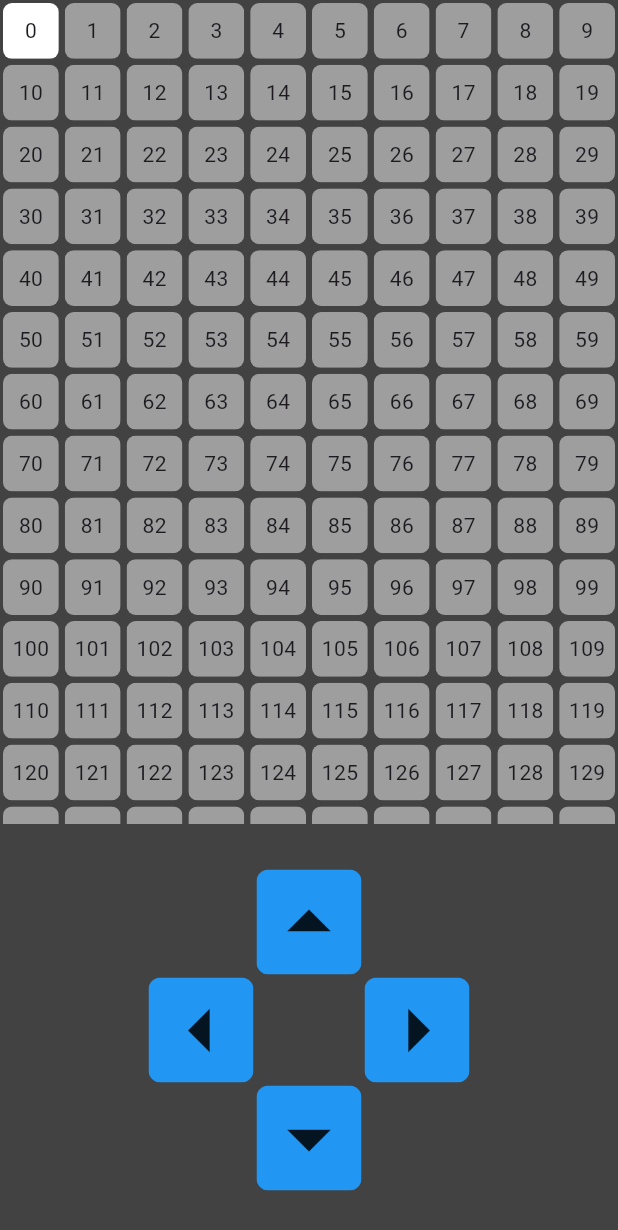
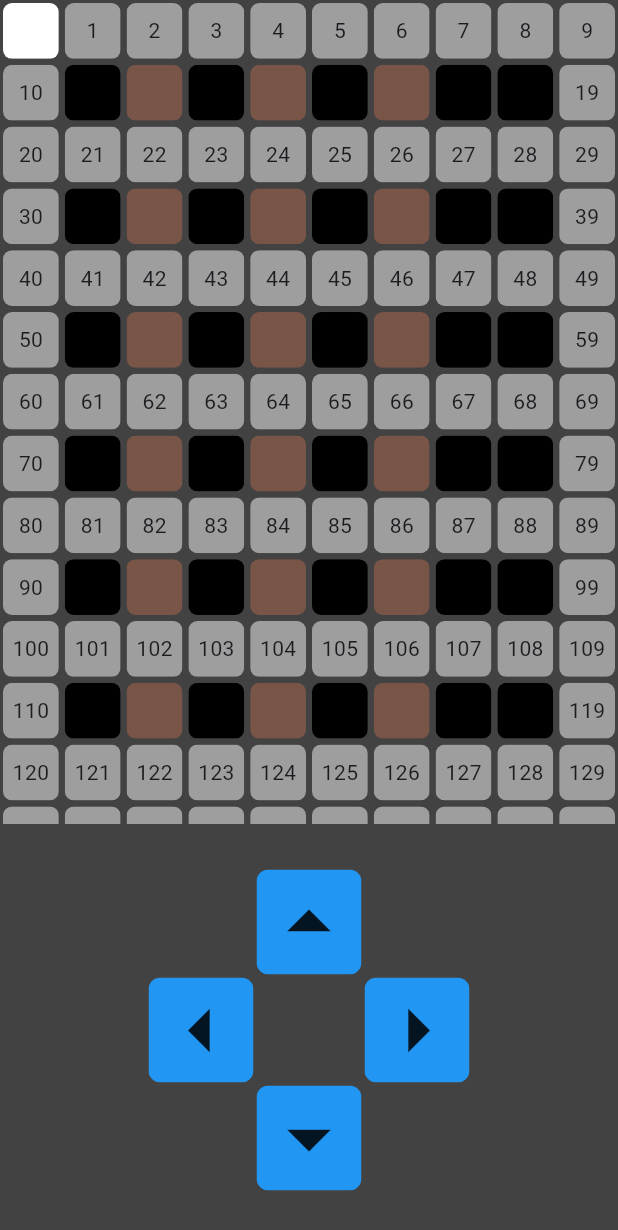
Before and after one commit to Adrian-valdez-free/bomberman, a Flutter app: the screen it shows after launch, on a phone screen of 412 x 824 dp. Shown: the top 1230 px of the screen. Run offline on Flutter 3.47's test engine with Material 3 defaults, Android fonts, the phone set to English and light mode, and no system bars.

Commit message:
Tercer Comit

```diff
--- a/lib/homepage.dart
+++ b/lib/homepage.dart
@@ -1,4 +1,5 @@
 import 'package:bomberman/button.dart';
+import 'package:bomberman/pixel.dart';
 import 'package:flutter/material.dart';
 
 class HomePage extends StatefulWidget {
@@ -9,6 +10,56 @@ class HomePage extends StatefulWidget {
 class _HomePageState extends State<HomePage> {
   int numbersOfSquares = 150; //
   int playerPosition = 0;
+  List<int> barriers = [
+   11,13,15,17,18,
+   31,33,35,37,38,
+   51,53,55,57,58,
+   71,73,75,77,78,
+   91,93,95,97,98,
+   111,113,115,117,118,
+
+  ];
+   List<int> boxes = [
+   12,14,16,18,
+   32,34,36,38,
+   52,54,56,58,
+   72,74,76,78,
+   92,94,96,98,
+   112,114,116,118,
+
+  ];
+
+  void moveUp() {
+    setState(() {
+      if (playerPosition - 10 >= 0 && !barriers.contains(playerPosition-10) && !boxes.contains(playerPosition-10)) {
+        playerPosition -= 10;
+      }
+    });
+  }
+
+  void moveRight() {
+    setState(() {
+      if (!(playerPosition % 10 == 9 )&& !barriers.contains(playerPosition+1) && !boxes.contains(playerPosition+1)) {
+        playerPosition += 1;
+      }
+    });
+  }
+
+  void moveLeft() {
+    setState(() {
+      if (!(playerPosition % 10 == 0 )&& !barriers.contains(playerPosition-1) && !boxes.contains(playerPosition-1)) {
+        playerPosition -= 1;
+      }
+    });
+  }
+
+  void moveDown() {
+    setState(() {
+      if (playerPosition + 10 < numbersOfSquares && !barriers.contains(playerPosition+10) && !boxes.contains(playerPosition+10)) {
+        playerPosition += 10;
+      }
+    });
+  }
 
   @override
   Widget build(BuildContext context) {
@@ -25,27 +76,17 @@ class _HomePageState extends State<HomePage> {
                   gridDelegate: SliverGridDelegateWithFixedCrossAxisCount(
                       crossAxisCount: 10),
                   itemBuilder: (BuildContext context, int index) {
-                   if (playerPosition == index){
-                     return Padding(
-                      padding: const EdgeInsets.all(2.0),
-                      child: ClipRRect(
-                          borderRadius: BorderRadius.circular(6),
-                          child: Container(
-                            color: Colors.white,
-                            child: Center(child: Text(index.toString()))
-                          )),
-                    );
-                   } else {
-                     return Padding(
-                      padding: const EdgeInsets.all(2.0),
-                      child: ClipRRect(
-                          borderRadius: BorderRadius.circular(6),
-                          child: Container(
-                            color: Colors.grey,
-                            child: Center(child: Text(index.toString()))
-                          )),
-                    );
-                   }
+                    if (playerPosition == index) {
+                      return MyPixel(
+                          color: Colors.white,);
+                    } else if(barriers.contains(index)) {
+                      return MyPixel( color: Colors.black ,);
+                    }else if(boxes.contains(index)) {
+                      return MyPixel( color: Colors.brown ,);
+                    } else {
+                      return MyPixel(
+                          color: Colors.grey, child: Text(index.toString()));
+                    }
                   }),
             ),
           ),
@@ -56,15 +97,39 @@ class _HomePageState extends State<HomePage> {
               children: [
                 Row(
                   mainAxisAlignment: MainAxisAlignment.center,
-                  children: [MyButton(), MyButton(color: Colors.blue, child: Icon(Icons.arrow_drop_up, size: 70)), MyButton()],
+                  children: [
+                    MyButton(),
+                    MyButton(
+                        function: moveUp,
+                        color: Colors.blue,
+                        child: Icon(Icons.arrow_drop_up, size: 70)),
+                    MyButton()
+                  ],
                 ),
                 Row(
                   mainAxisAlignment: MainAxisAlignment.center,
-                  children: [MyButton(color: Colors.blue, child: Icon(Icons.arrow_left, size: 70)), MyButton(), MyButton(color: Colors.blue, child: Icon(Icons.arrow_right, size: 70))],
+                  children: [
+                    MyButton(
+                        function: moveLeft,
+                        color: Colors.blue,
+                        child: Icon(Icons.arrow_left, size: 70)),
+                    MyButton(),
+                    MyButton(
+                        function: moveRight,
+                        color: Colors.blue,
+                        child: Icon(Icons.arrow_right, size: 70))
+                  ],
                 ),
                 Row(
                   mainAxisAlignment: MainAxisAlignment.center,
-                  children: [MyButton(), MyButton(color: Colors.blue, child: Icon(Icons.arrow_drop_down, size: 70)), MyButton()],
+                  children: [
+                    MyButton(),
+                    MyButton(
+                        function: moveDown,
+                        color: Colors.blue,
+                        child: Icon(Icons.arrow_drop_down, size: 70)),
+                    MyButton()
+                  ],
                 )
               ],
             )),
--- /dev/null
+++ b/lib/pixel.dart
@@ -0,0 +1,23 @@
+import 'package:flutter/material.dart';
+
+class MyPixel extends StatelessWidget {
+
+  final color;
+  final child;
+
+  MyPixel({this.color, this.child});
+
+  @override
+
+  Widget build(BuildContext context) {
+    return Padding(
+                        padding: const EdgeInsets.all(2.0),
+                        child: ClipRRect(
+                            borderRadius: BorderRadius.circular(6),
+                            child: Container(
+                                color: color,
+                                child: Center(child: child ),
+                               )),
+                      );
+  }
+}
```
